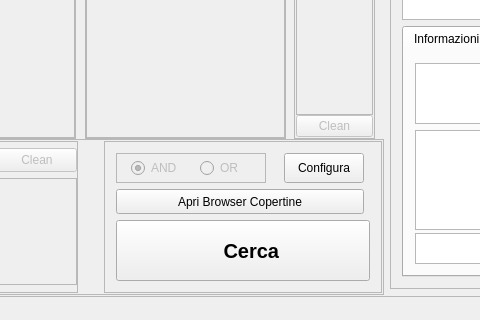
Above: lescienze500.ui from simon-r/LeScienze500 before the change; both pictures show x 185 to 665 and y 421 to 741 of the 1098 by 741 pixel window. Below: the same form after it.
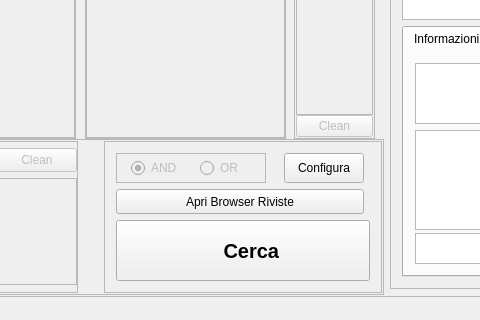
That is the form after the change. Icons and pictures are not drawn.

Commit message: gio 30 set 2010, 21.09.24, CEST

Patch:
```diff
--- a/lescienze500.ui
+++ b/lescienze500.ui
@@ -1388,7 +1388,7 @@
                     </size>
                    </property>
                    <property name="text">
-                    <string>Apri Browser Copertine</string>
+                    <string>Apri Browser Riviste</string>
                    </property>
                   </widget>
                  </item>
```
Left out of the diff: 13 changed lines with no effect on the pictures.
